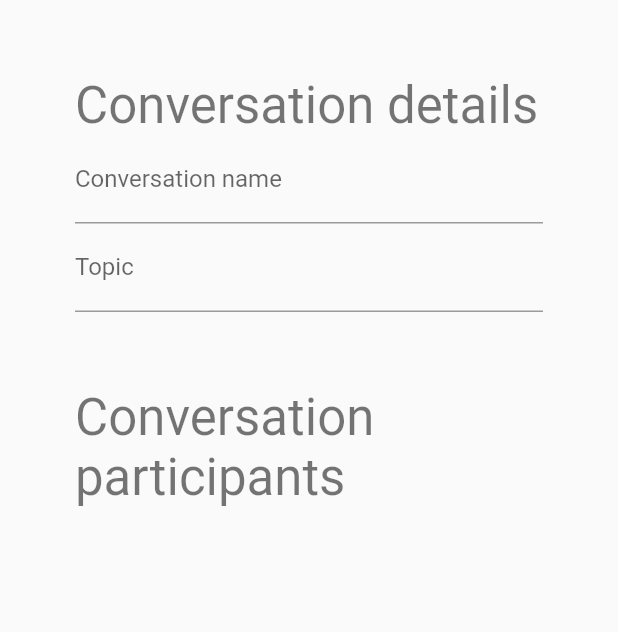
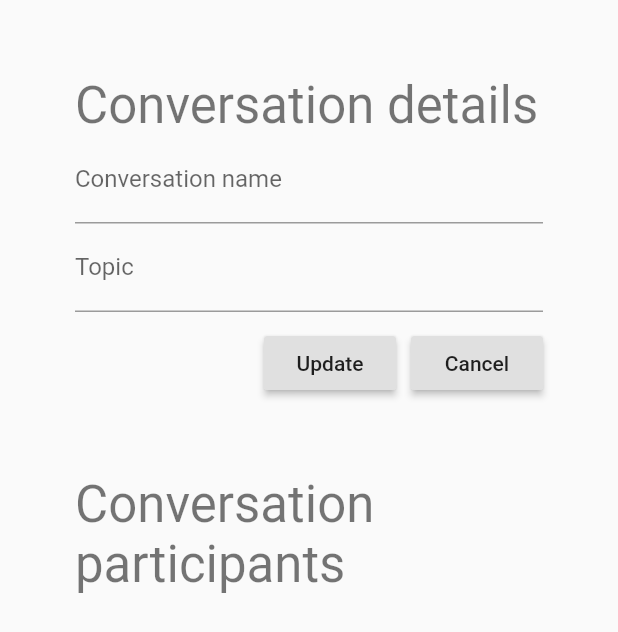
Before and after one commit to nimona/flutter-mochi, a Flutter app: the ConversationDetailsContainer screen opened directly with empty values, on a phone screen of 412 x 824 dp. Shown: the top 632 px of the screen. Run offline on Flutter 3.47's test engine with Material 2 defaults, Android fonts, the phone set to English and light mode, and no system bars; our stand-ins replace faker; missing offline and left inert: adhara_markdown, base58check, menu; generated files the repository leaves out were written again; network calls fail.

Commit message:
feat: wrap up conversation details

```diff
--- a/lib/conversation_details_container.dart
+++ b/lib/conversation_details_container.dart
@@ -1,3 +1,5 @@
+import 'dart:ui';
+
 import 'package:flutter/material.dart';
 import 'package:mochi/model/conversation.dart';
 import 'package:mochi/view/participant_name.dart';
@@ -6,9 +8,11 @@ class ConversationDetailsContainer extends StatelessWidget {
   const ConversationDetailsContainer({
     Key key,
     @required this.conversation,
+    @required this.callback,
   }) : super(key: key);
 
   final Conversation conversation;
+  final Function(bool update, String name, String topic) callback;
 
   @override
   Widget build(BuildContext context) {
@@ -21,13 +25,17 @@ class ConversationDetailsContainer extends StatelessWidget {
       text: conversation.topic,
     );
 
+    Widget ps = Text("no participants");
+
     // participants list
-    Widget ps = ListView(
+    if (conversation.participants != null) {
+      ps = ListView(
         primary: false,
         shrinkWrap: true,
         physics: NeverScrollableScrollPhysics(),
         children: conversation.participants.map((participant) {
           return ListTile(
+            contentPadding: EdgeInsets.all(0),
             leading: ClipRRect(
               borderRadius: BorderRadius.circular(2),
               child: Image.network(
@@ -51,21 +59,20 @@ class ConversationDetailsContainer extends StatelessWidget {
           );
         }).toList(),
       );
+    }
 
     // conversation details
     Widget d = Column(
       mainAxisSize: MainAxisSize.min,
       children: <Widget>[
         new TextField(
-          // // controller: nameController,
-          // autofocus: true,
+          controller: nameController,
           decoration: new InputDecoration(
               labelText: 'Conversation name',
               hintText: 'eg. Worse than random'),
         ),
         new TextField(
-          // controller: topicController,
-          // autofocus: true,
+          controller: topicController,
           decoration: new InputDecoration(
             labelText: 'Topic',
             hintText: 'eg. typewriters',
@@ -90,6 +97,33 @@ class ConversationDetailsContainer extends StatelessWidget {
               child: d,
             ),
             SizedBox(
+              height: 10,
+            ),
+            Row(
+              mainAxisAlignment: MainAxisAlignment.end,
+              children: <Widget>[
+                RaisedButton(
+                  child: Text("Update"),
+                  onPressed: () {
+                    callback(
+                      false,
+                      nameController.text,
+                      topicController.text,
+                    );
+                  },
+                ),
+                SizedBox(
+                  width: 10,
+                ),
+                RaisedButton(
+                  child: Text("Cancel"),
+                  onPressed: () {
+                    callback(false, "", "");
+                  },
+                ),
+              ],
+            ),
+            SizedBox(
               height: 50.0,
             ),
             Text(
@@ -97,9 +131,12 @@ class ConversationDetailsContainer extends StatelessWidget {
               style: textTheme.headline4,
               textAlign: TextAlign.left,
             ),
+            SizedBox(
+              height: 10,
+            ),
             Expanded(
               child: ps,
-            )
+            ),
           ],
         ),
       ),
--- a/lib/master_detail_layout.dart
+++ b/lib/master_detail_layout.dart
@@ -39,7 +39,7 @@ class _MasterDetailLayoutState extends State<MasterDetailLayout> {
               return Material(
                 child: MessagesContainer(
                 isInTabletLayout: false,
-                item: item,
+                conversation: item,
                 ),
               );
             },
@@ -52,7 +52,7 @@ class _MasterDetailLayoutState extends State<MasterDetailLayout> {
   Widget _buildTabletLayout() {
     var messagesContainer = MessagesContainer(
       isInTabletLayout: true,
-      item: _selectedItem,
+      conversation: _selectedItem,
     );
     return Row(
       children: <Widget>[
```
Also changed, not shown: lib/messages_container.dart (+110 -69 lines), 1 other file. Lines whose indentation alone changed are shown as unchanged.
